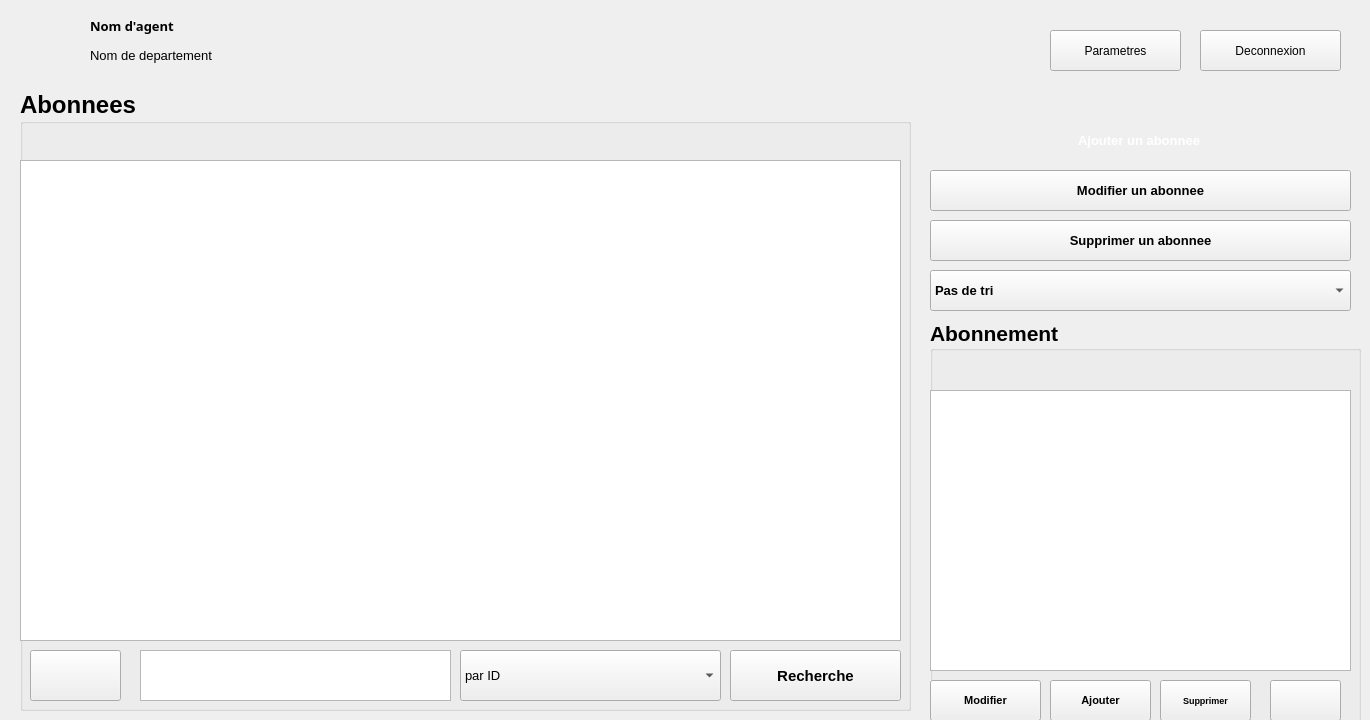
Before: the Qt Designer form b_fast_ahmed/b-fast/mainwindow.ui in ahmed-debbech/b_fast, drawn with Qt 5.
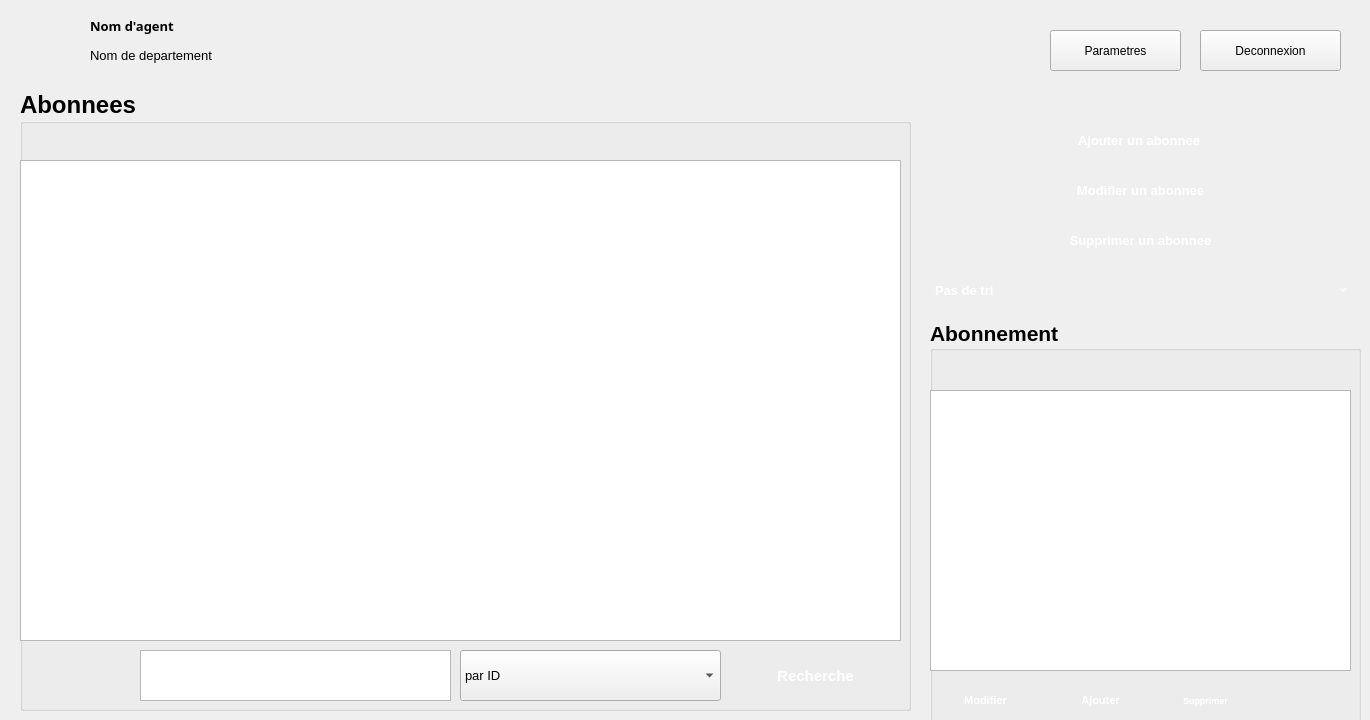
After: the same form once the commit is applied. Icons and pictures are not drawn.

```diff
--- a/b_fast_ahmed/b-fast/mainwindow.ui
+++ b/b_fast_ahmed/b-fast/mainwindow.ui
@@ -166,6 +166,16 @@
            <bold>true</bold>
           </font>
          </property>
+         <property name="styleSheet">
+          <string notr="true">#pushButton_9{
+background-color: transparent;
+background-image: url(:/imgss/imgs/smallbut.png);
+border: none;
+color:white;
+background-repeat: none;
+}
+</string>
+         </property>
          <property name="text">
           <string>Ajouter</string>
          </property>
@@ -186,6 +196,16 @@
            <bold>true</bold>
           </font>
          </property>
+         <property name="styleSheet">
+          <string notr="true">#pushButton_10{
+background-color: transparent;
+background-image: url(:/imgss/imgs/smallbut.png);
+border: none;
+color:white;
+background-repeat: none;
+}
+</string>
+         </property>
          <property name="text">
           <string>Supprimer</string>
          </property>
@@ -206,6 +226,17 @@
            <bold>false</bold>
           </font>
          </property>
+         <property name="styleSheet">
+          <string notr="true">#pushButton_11{
+background-color: transparent;
+background-image: url(:/imgss/imgs/smallbut.png);
+border: none;
+color:white;
+background-repeat: none;
+qproperty-icon: theme_url(:/imgss/imgs/smallbut.png);
+}
+</string>
+         </property>
          <property name="text">
           <string/>
          </property>
@@ -230,6 +261,16 @@
            <bold>true</bold>
           </font>
          </property>
+         <property name="styleSheet">
+          <string notr="true">#pushButton_8{
+background-color: transparent;
+background-image: url(:/imgss/imgs/smallbut.png);
+border: none;
+color:white;
+background-repeat: none;
+}
+</string>
+         </property>
          <property name="text">
           <string>Modifier</string>
          </property>
@@ -857,6 +898,22 @@
         <bold>true</bold>
        </font>
       </property>
+      <property name="styleSheet">
+       <string notr="true">#pushButton_5{
+background-color: transparent;
+background-image: url(:/imgss/imgs/but.png);
+border: none;
+color:white;
+background-repeat: none;
+}
+#pushButton_5:hover {
+background-image: url(:/imgss/imgs/buthover.png);
+background-color: transparent;
+border: none;
+color:white;
+background-repeat: none;
+ }</string>
+      </property>
       <property name="text">
        <string>Supprimer un abonnee</string>
       </property>
@@ -877,6 +934,29 @@
         <bold>true</bold>
        </font>
       </property>
+      <property name="styleSheet">
+       <string notr="true">#comboBox{
+background-color: transparent;
+background-image: url(:/imgss/imgs/but.png);
+border: none;
+color:white;
+background-repeat: none;
+}
+#comboBox{
+background-color: transparent;
+background-image: url(:/imgss/imgs/but.png);
+border: none;
+color:white;
+background-repeat: none;
+}
+#comboBox:hover {
+background-image: url(:/imgss/imgs/buthover.png);
+background-color: transparent;
+border: none;
+color:white;
+background-repeat: none;
+ }</string>
+      </property>
       <item>
        <property name="text">
         <string>Pas de tri</string>
@@ -914,6 +994,22 @@
         <bold>true</bold>
        </font>
       </property>
+      <property name="styleSheet">
+       <string notr="true">#pushButton_4{
+background-color: transparent;
+background-image: url(:/imgss/imgs/but.png);
+border: none;
+color:white;
+background-repeat: none;
+}
+#pushButton_4:hover {
+background-image: url(:/imgss/imgs/buthover.png);
+background-color: transparent;
+border: none;
+color:white;
+background-repeat: none;
+ }</string>
+      </property>
       <property name="text">
        <string>Modifier un abonnee</string>
       </property>
@@ -953,6 +1049,16 @@
          <bold>true</bold>
         </font>
        </property>
+       <property name="styleSheet">
+        <string notr="true">#pushButton_7{
+background-color: transparent;
+background-image: url(:/imgss/imgs/butback.png);
+border: none;
+color:white;
+background-repeat: none;
+}
+</string>
+       </property>
        <property name="text">
         <string/>
        </property>
@@ -1046,6 +1152,16 @@
          <bold>true</bold>
         </font>
        </property>
+       <property name="styleSheet">
+        <string notr="true">#pushButton_6{
+background-color: transparent;
+background-image: url(:/imgss/imgs/butrecherche.png);
+border: none;
+color:white;
+background-repeat: none;
+}
+</string>
+       </property>
        <property name="text">
         <string>Recherche</string>
        </property>
```
Left out of the diff: 158 changed lines with no effect on the pictures.
